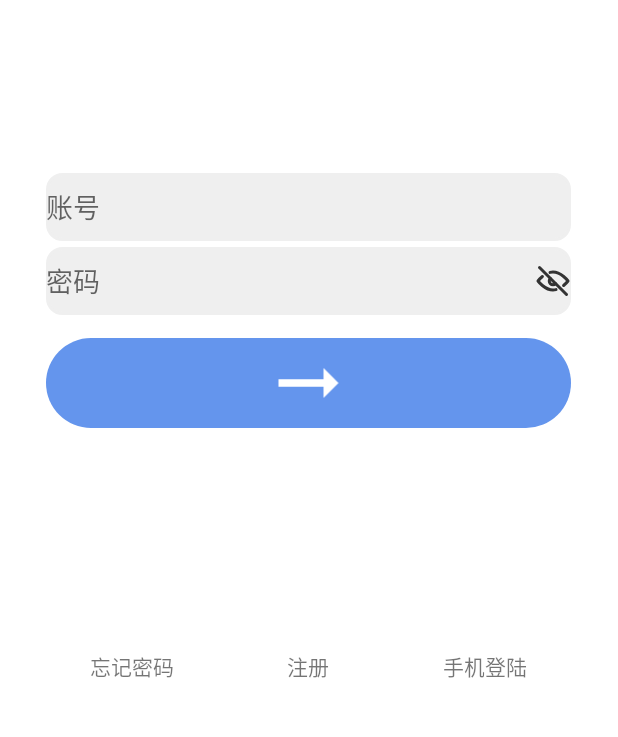
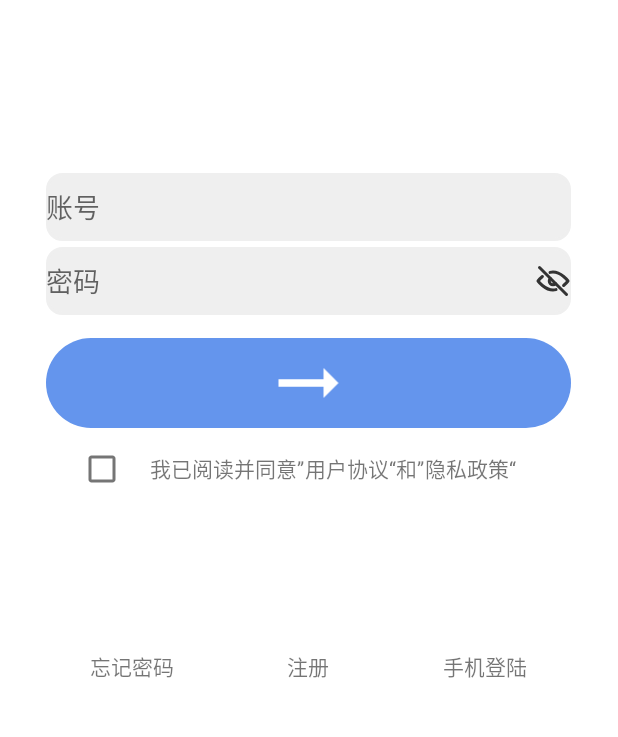
Before and after one commit to impptg/E_Measure, an Android app: the screen it shows after launch (LoginActivity), on a phone screen of 412 x 824 dp, the part 488-1225 px from its top. Run offline under Robolectric (Android 15) with nearby library versions, the phone set to English and light mode, and no system bars; our stand-ins replace Room's generated code.

Commit message:
登录界面优化

```diff
--- a/app/src/main/res/layout/activity_login.xml
+++ b/app/src/main/res/layout/activity_login.xml
@@ -16,7 +16,6 @@
         app:layout_constraintStart_toStartOf="parent"
         app:layout_constraintTop_toTopOf="parent"
         app:layout_constraintVertical_bias="0.644" />
-
 
     <EditText
         android:id="@+id/editText"
@@ -72,6 +71,25 @@
         app:layout_constraintHorizontal_bias="0.491"
         app:layout_constraintStart_toStartOf="parent" />
 
+    <CheckBox
+        android:id="@+id/checkbox"
+        android:layout_width="60dp"
+        android:layout_height="52dp"
+        android:layout_marginBottom="116dp"
+        app:layout_constraintBottom_toBottomOf="@+id/linearLayout"
+        app:layout_constraintEnd_toEndOf="parent"
+        app:layout_constraintHorizontal_bias="0.108"
+        app:layout_constraintStart_toStartOf="parent" />
+
+    <TextView
+        android:layout_width="0dp"
+        android:layout_height="23dp"
+        android:layout_marginEnd="68dp"
+        android:layout_marginBottom="130dp"
+        android:text="我已阅读并同意”用户协议“和”隐私政策“"
+        app:layout_constraintBottom_toBottomOf="@+id/linearLayout"
+        app:layout_constraintEnd_toEndOf="parent" />
+
     <LinearLayout
         android:id="@+id/linearLayout"
         android:layout_width="match_parent"
```
